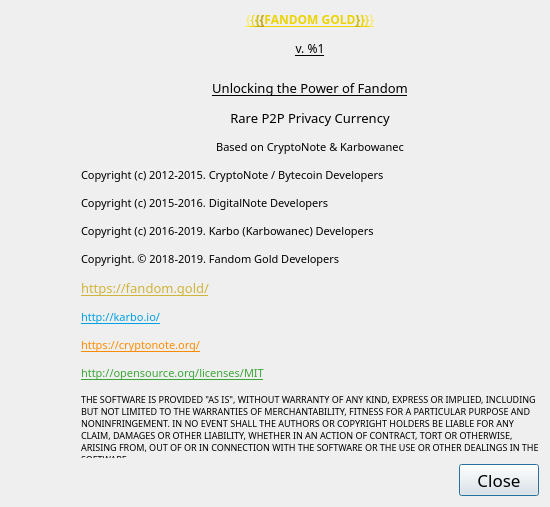
FandomGold/XFG-wallet, file src/gui/ui/aboutdialog.ui: the form before one commit.
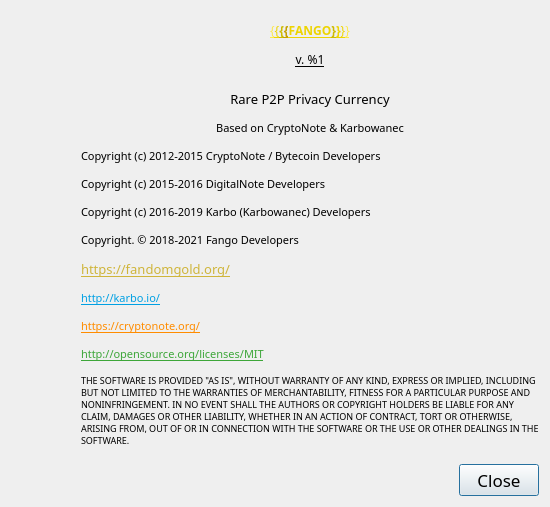
The form after the commit. Icons and pictures are not drawn.

```diff
--- a/src/gui/ui/aboutdialog.ui
+++ b/src/gui/ui/aboutdialog.ui
@@ -159,7 +159,7 @@
         <string notr="true">font-family: NewCicle;</string>
        </property>
        <property name="text">
-        <string>&lt;html&gt;&lt;head/&gt;&lt;body&gt;&lt;p align=&quot;center&quot;&gt;&lt;span style=&quot; font-family:'ZELDA'; font-size:9pt; text-decoration: underline; color:#fce94f;&quot;&gt;{&lt;/span&gt;&lt;span style=&quot; font-family:'ZELDA'; font-size:9pt; text-decoration: underline; color:#edd400;&quot;&gt;{&lt;/span&gt;&lt;span style=&quot; font-family:'ZELDA'; font-size:9pt; font-weight:600; text-decoration: underline; color:#cdbb00;&quot;&gt;{&lt;/span&gt;&lt;span style=&quot; font-family:'ZELDA'; font-size:9pt; font-weight:600; text-decoration: underline; color:#c4a000;&quot;&gt;{&lt;/span&gt;&lt;span style=&quot; font-family:'ZELDA'; font-weight:600; text-decoration: underline; color:#edd400;&quot;&gt;FANDOM GOLD&lt;/span&gt;&lt;span style=&quot; font-family:'ZELDA'; font-size:9pt; font-weight:600; text-decoration: underline; color:#cdbb00;&quot;&gt;}&lt;/span&gt;&lt;span style=&quot; font-family:'ZELDA'; font-size:9pt; font-weight:600; text-decoration: underline; color:#edd400;&quot;&gt;}&lt;/span&gt;&lt;span style=&quot; font-family:'ZELDA'; font-size:9pt; text-decoration: underline; color:#edd400;&quot;&gt;}&lt;/span&gt;&lt;span style=&quot; font-family:'ZELDA'; font-size:9pt; text-decoration: underline; color:#fce94f;&quot;&gt;}&lt;/span&gt;&lt;/p&gt;&lt;p align=&quot;center&quot;&gt;&lt;span style=&quot; font-family:'ZELDA'; font-size:14pt; text-decoration: underline; vertical-align:super;&quot;&gt;v. %1&lt;/span&gt;&lt;/p&gt;&lt;p align=&quot;center&quot;&gt;&lt;span style=&quot; font-family:'ZELDA'; font-size:10pt; text-decoration: underline;&quot;&gt;Unlocking the Power of Fandom&lt;/span&gt;&lt;/p&gt;&lt;p align=&quot;center&quot;&gt;&lt;span style=&quot; font-family:'ZELDA'; font-size:10pt;&quot;&gt;Rare P2P Privacy Currency&lt;/span&gt;&lt;/p&gt;&lt;p align=&quot;center&quot;&gt;&lt;span style=&quot; font-size:8pt;&quot;&gt;Based on CryptoNote &amp;amp; Karbowanec&lt;/span&gt;&lt;/p&gt;&lt;p&gt;&lt;span style=&quot; font-size:8pt;&quot;&gt;Copyright (c) 2012-2015. CryptoNote / Bytecoin Developers&lt;/span&gt;&lt;/p&gt;&lt;p&gt;&lt;span style=&quot; font-size:8pt;&quot;&gt;Copyright (c) 2015-2016. DigitalNote Developers&lt;/span&gt;&lt;/p&gt;&lt;p&gt;&lt;span style=&quot; font-size:8pt;&quot;&gt;Copyright (c) 2016-2019. Karbo (Karbowanec) Developers&lt;/span&gt;&lt;/p&gt;&lt;p&gt;&lt;span style=&quot; font-size:8pt;&quot;&gt;Copyright. © 2018-2019. Fandom Gold Developers&lt;/span&gt;&lt;/p&gt;&lt;p&gt;&lt;a href=&quot;https://fandom.gold/&quot;&gt;&lt;span style=&quot; font-size:10pt; text-decoration: underline; color:#cfb53b;&quot;&gt;https://fandom.gold/&lt;/span&gt;&lt;/a&gt;&lt;/p&gt;&lt;p&gt;&lt;a href=&quot;http://karbo.io/&quot;&gt;&lt;span style=&quot; font-size:8pt; text-decoration: underline; color:#00a0e3;&quot;&gt;http://karbo.io/&lt;/span&gt;&lt;/a&gt;&lt;/p&gt;&lt;p&gt;&lt;a href=&quot;https://cryptonote.org/&quot;&gt;&lt;span style=&quot; font-size:8pt; text-decoration: underline; color:#ff8c00;&quot;&gt;https://cryptonote.org/&lt;/span&gt;&lt;/a&gt;&lt;/p&gt;&lt;p&gt;&lt;a href=&quot;http://opensource.org/licenses/MIT&quot;&gt;&lt;span style=&quot; font-size:8pt; text-decoration: underline; color:#3da639;&quot;&gt;http://opensource.org/licenses/MIT&lt;/span&gt;&lt;/a&gt;&lt;/p&gt;&lt;p&gt;&lt;span style=&quot; font-size:7pt;&quot;&gt;THE SOFTWARE IS PROVIDED &amp;quot;AS IS&amp;quot;, WITHOUT WARRANTY OF ANY KIND, EXPRESS OR IMPLIED, INCLUDING BUT NOT LIMITED TO THE WARRANTIES OF MERCHANTABILITY, FITNESS FOR A PARTICULAR PURPOSE AND NONINFRINGEMENT. IN NO EVENT SHALL THE AUTHORS OR COPYRIGHT HOLDERS BE LIABLE FOR ANY CLAIM, DAMAGES OR OTHER LIABILITY, WHETHER IN AN ACTION OF CONTRACT, TORT OR OTHERWISE, ARISING FROM, OUT OF OR IN CONNECTION WITH THE SOFTWARE OR THE USE OR OTHER DEALINGS IN THE SOFTWARE.&lt;/span&gt;&lt;/p&gt;&lt;/body&gt;&lt;/html&gt;</string>
+        <string>&lt;html&gt;&lt;head/&gt;&lt;body&gt;&lt;p align=&quot;center&quot;&gt;&lt;span style=&quot; font-family:'ZELDA'; font-size:9pt; text-decoration: underline; color:#fce94f;&quot;&gt;{&lt;/span&gt;&lt;span style=&quot; font-family:'ZELDA'; font-size:9pt; text-decoration: underline; color:#edd400;&quot;&gt;{&lt;/span&gt;&lt;span style=&quot; font-family:'ZELDA'; font-size:9pt; font-weight:600; text-decoration: underline; color:#cdbb00;&quot;&gt;{&lt;/span&gt;&lt;span style=&quot; font-family:'ZELDA'; font-size:9pt; font-weight:600; text-decoration: underline; color:#c4a000;&quot;&gt;{&lt;/span&gt;&lt;span style=&quot; font-family:'ZELDA'; font-weight:600; text-decoration: underline; color:#edd400;&quot;&gt;FANGO&lt;/span&gt;&lt;span style=&quot; font-family:'ZELDA'; font-size:9pt; font-weight:600; text-decoration: underline; color:#cdbb00;&quot;&gt;}&lt;/span&gt;&lt;span style=&quot; font-family:'ZELDA'; font-size:9pt; font-weight:600; text-decoration: underline; color:#edd400;&quot;&gt;}&lt;/span&gt;&lt;span style=&quot; font-family:'ZELDA'; font-size:9pt; text-decoration: underline; color:#edd400;&quot;&gt;}&lt;/span&gt;&lt;span style=&quot; font-family:'ZELDA'; font-size:9pt; text-decoration: underline; color:#fce94f;&quot;&gt;}&lt;/span&gt;&lt;/p&gt;&lt;p align=&quot;center&quot;&gt;&lt;span style=&quot; font-family:'ZELDA'; font-size:14pt; text-decoration: underline; vertical-align:super;&quot;&gt;v. %1&lt;/span&gt;&lt;/p&gt;&lt;p align=&quot;center&quot;&gt;&lt;span style=&quot; font-family:'ZELDA'; font-size:10pt;&quot;&gt;Rare P2P Privacy Currency&lt;/span&gt;&lt;/p&gt;&lt;p align=&quot;center&quot;&gt;&lt;span style=&quot; font-size:8pt;&quot;&gt;Based on CryptoNote &amp;amp; Karbowanec&lt;/span&gt;&lt;/p&gt;&lt;p&gt;&lt;span style=&quot; font-size:8pt;&quot;&gt;Copyright (c) 2012-2015  CryptoNote / Bytecoin Developers&lt;/span&gt;&lt;/p&gt;&lt;p&gt;&lt;span style=&quot; font-size:8pt;&quot;&gt;Copyright (c) 2015-2016  DigitalNote Developers&lt;/span&gt;&lt;/p&gt;&lt;p&gt;&lt;span style=&quot; font-size:8pt;&quot;&gt;Copyright (c) 2016-2019  Karbo (Karbowanec) Developers&lt;/span&gt;&lt;/p&gt;&lt;p&gt;&lt;span style=&quot; font-size:8pt;&quot;&gt;Copyright. © 2018-2021  Fango Developers&lt;/span&gt;&lt;/p&gt;&lt;p&gt;&lt;a href=&quot;https://fandom.gold/&quot;&gt;&lt;span style=&quot; font-size:10pt; text-decoration: underline; color:#cfb53b;&quot;&gt;https://fandomgold.org/&lt;/span&gt;&lt;/a&gt;&lt;/p&gt;&lt;p&gt;&lt;a href=&quot;http://karbo.io/&quot;&gt;&lt;span style=&quot; font-size:8pt; text-decoration: underline; color:#00a0e3;&quot;&gt;http://karbo.io/&lt;/span&gt;&lt;/a&gt;&lt;/p&gt;&lt;p&gt;&lt;a href=&quot;https://cryptonote.org/&quot;&gt;&lt;span style=&quot; font-size:8pt; text-decoration: underline; color:#ff8c00;&quot;&gt;https://cryptonote.org/&lt;/span&gt;&lt;/a&gt;&lt;/p&gt;&lt;p&gt;&lt;a href=&quot;http://opensource.org/licenses/MIT&quot;&gt;&lt;span style=&quot; font-size:8pt; text-decoration: underline; color:#3da639;&quot;&gt;http://opensource.org/licenses/MIT&lt;/span&gt;&lt;/a&gt;&lt;/p&gt;&lt;p&gt;&lt;span style=&quot; font-size:7pt;&quot;&gt;THE SOFTWARE IS PROVIDED &amp;quot;AS IS&amp;quot;, WITHOUT WARRANTY OF ANY KIND, EXPRESS OR IMPLIED, INCLUDING BUT NOT LIMITED TO THE WARRANTIES OF MERCHANTABILITY, FITNESS FOR A PARTICULAR PURPOSE AND NONINFRINGEMENT. IN NO EVENT SHALL THE AUTHORS OR COPYRIGHT HOLDERS BE LIABLE FOR ANY CLAIM, DAMAGES OR OTHER LIABILITY, WHETHER IN AN ACTION OF CONTRACT, TORT OR OTHERWISE, ARISING FROM, OUT OF OR IN CONNECTION WITH THE SOFTWARE OR THE USE OR OTHER DEALINGS IN THE SOFTWARE.&lt;/span&gt;&lt;/p&gt;&lt;/body&gt;&lt;/html&gt;</string>
        </property>
        <property name="textFormat">
         <enum>Qt::RichText</enum>
```
